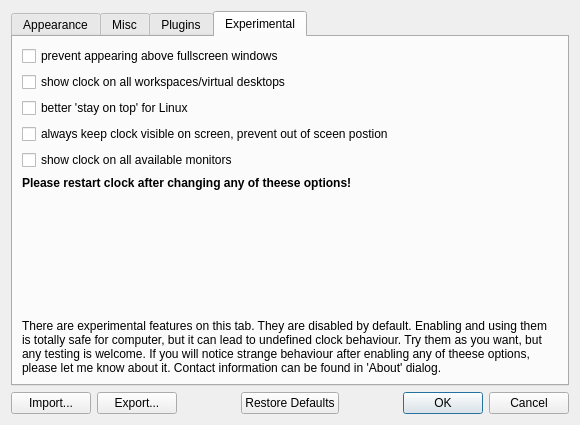
First picture: the form in digital_clock/gui/settings_dialog.ui, repository Kolcha/DigitalClock4, before the edit.
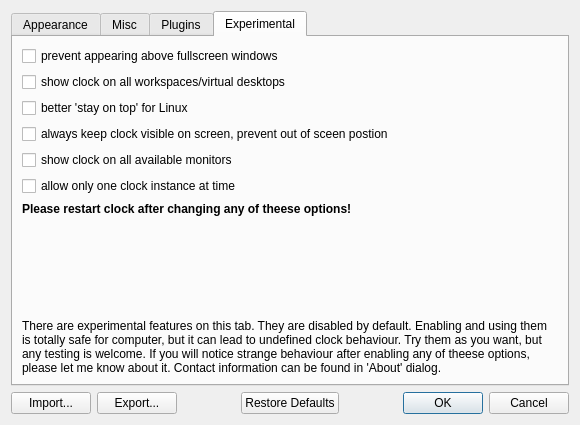
Second picture: the form after the edit. The open tabs and pages were chosen to show the change. Icons and pictures are not drawn. Custom widgets are drawn as their Qt base class.

Patch:
```diff
--- a/digital_clock/gui/settings_dialog.ui
+++ b/digital_clock/gui/settings_dialog.ui
@@ -899,6 +899,13 @@
          </property>
         </widget>
        </item>
+       <item>
+        <widget class="QCheckBox" name="only_one_instance">
+         <property name="text">
+          <string>allow only one clock instance at time</string>
+         </property>
+        </widget>
+       </item>
        <item>
         <widget class="QLabel" name="restart_warning_label">
          <property name="font">
```
